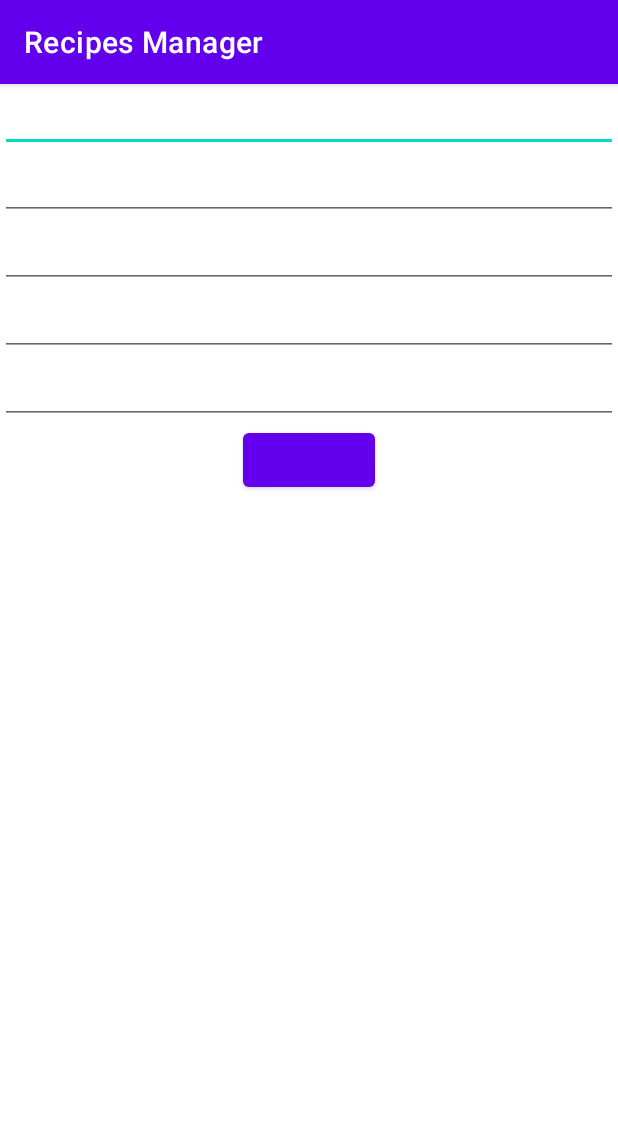
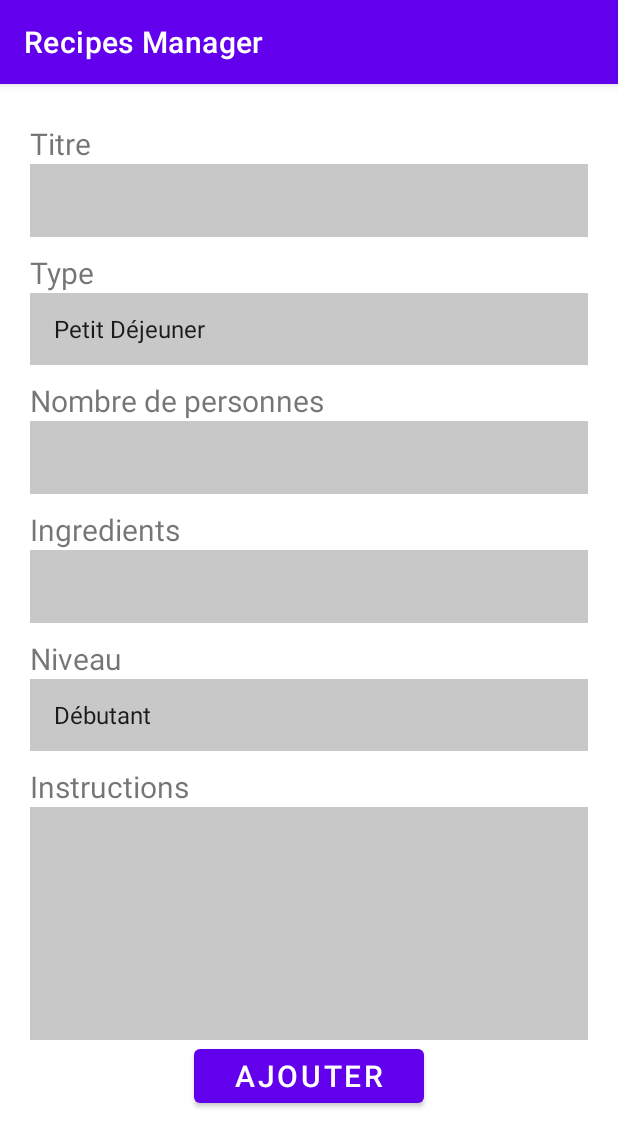
Before and after one commit to saidzak/RecipesManager, an Android app: the add screen opened directly, with no data from a screen before it, on a phone screen of 412 x 824 dp. Shown: the top 1147 px of the screen. Run offline under Robolectric (Android 15) with nearby library versions, the phone set to English and light mode, and no system bars.

Commit message:
db insert

```diff
--- a/app/src/main/java/com/example/recipesmanager/DB_Sqlite.java
+++ b/app/src/main/java/com/example/recipesmanager/DB_Sqlite.java
@@ -1,5 +1,6 @@
 package com.example.recipesmanager;
 
+import android.content.ContentValues;
 import android.content.Context;
 import android.database.sqlite.SQLiteDatabase;
 import android.database.sqlite.SQLiteOpenHelper;
@@ -25,4 +26,20 @@ public class DB_Sqlite extends SQLiteOpenHelper {
         db.execSQL("DROP TABLE IF EXISTS recette");
         onCreate(db);
     }
+
+    public boolean insertData(String titre, String type, int nbpersonnes, String niveau, String ingredients, String instruction){
+        SQLiteDatabase db = this.getWritableDatabase();
+        ContentValues contentValues = new ContentValues();
+        contentValues.put("titre",titre);
+        contentValues.put("type",type);
+        contentValues.put("nbpersonnes",nbpersonnes);
+        contentValues.put("niveau",niveau);
+        contentValues.put("ingredients",ingredients);
+        contentValues.put("instruction",instruction);
+        long result = db.insert("recette", null, contentValues);
+        if (result == -1)
+            return false;
+        else
+            return true;
+    }
 }
--- a/app/src/main/java/com/example/recipesmanager/MainActivity.java
+++ b/app/src/main/java/com/example/recipesmanager/MainActivity.java
@@ -46,7 +46,6 @@ public class MainActivity extends AppCompatActivity {
                 Intent myintent = new Intent(MainActivity.this,Details.class);
                 myintent.putExtra("titre",s);
                 startActivity(myintent);
-                finish();
 
             }
         });
@@ -55,7 +54,5 @@ public class MainActivity extends AppCompatActivity {
     public void btn_add(View view) {
         Intent myintent = new Intent(MainActivity.this,add.class);
         startActivity(myintent);
-        finish();
-
     }
 }
--- a/app/src/main/java/com/example/recipesmanager/add.java
+++ b/app/src/main/java/com/example/recipesmanager/add.java
@@ -3,12 +3,53 @@ package com.example.recipesmanager;
 import androidx.appcompat.app.AppCompatActivity;
 
 import android.os.Bundle;
+import android.view.View;
+import android.widget.ArrayAdapter;
+import android.widget.EditText;
+import android.widget.Spinner;
 
 public class add extends AppCompatActivity {
+
+    DB_Sqlite db = new DB_Sqlite(this);
+
+    EditText titre;
+    Spinner type;
+    EditText nbpersonnes;
+    EditText ingredient;
+    Spinner niveau;
+    EditText instruction;
+
 
     @Override
     protected void onCreate(Bundle savedInstanceState) {
         super.onCreate(savedInstanceState);
         setContentView(R.layout.activity_add);
+
+//Liste des types
+        Spinner mySpinner = (Spinner) findViewById(R.id.etype);
+        ArrayAdapter<String> myAdapter = new ArrayAdapter<String>(add.this,
+                android.R.layout.simple_list_item_1, getResources().getStringArray(R.array.types));
+        myAdapter.setDropDownViewResource(android.R.layout.simple_spinner_dropdown_item);
+        mySpinner.setAdapter(myAdapter);
+
+//        Liste des niveaux
+        Spinner mySpinner1 = (Spinner) findViewById(R.id.eniveau);
+        ArrayAdapter<String> myAdapter1 = new ArrayAdapter<String>(add.this,
+                android.R.layout.simple_list_item_1, getResources().getStringArray(R.array.niveaux));
+        myAdapter1.setDropDownViewResource(android.R.layout.simple_spinner_dropdown_item);
+        mySpinner1.setAdapter(myAdapter1);
+
+//        ---------------------- Initialisation -------------
+        titre = findViewById(R.id.etitre);
+        type = findViewById(R.id.etype);
+        nbpersonnes = findViewById(R.id.enbpersonnes);
+        ingredient = findViewById(R.id.eingredients);
+        niveau = findViewById(R.id.eniveau);
+        instruction = findViewById(R.id.einstruction);
+    }
+
+    public void tbn_ajouter(View view) {
+        db.insertData(titre.toString(),type.toString(), Integer.parseInt(nbpersonnes.toString()),ingredient.toString(),niveau.toString(),instruction.toString());
+
     }
 }
--- a/app/src/main/res/layout/activity_add.xml
+++ b/app/src/main/res/layout/activity_add.xml
@@ -2,40 +2,119 @@
 <LinearLayout xmlns:android="http://schemas.android.com/apk/res/android"
     xmlns:tools="http://schemas.android.com/tools"
     android:layout_width="match_parent"
-    android:layout_height="match_parent"
+    android:layout_height="wrap_content"
     android:orientation="vertical"
     tools:context=".add">
+
+    <ScrollView
+        android:layout_width="match_parent"
+        android:layout_height="wrap_content">
+
+    <LinearLayout
+        android:layout_width="match_parent"
+        android:layout_height="wrap_content"
+        android:layout_marginLeft="20dp"
+        android:layout_marginTop="16dp"
+        android:layout_marginRight="20dp"
+        android:orientation="vertical">
+
+
+
+            <TextView
+                android:layout_width="wrap_content"
+                android:layout_height="wrap_content"
+                android:layout_marginTop="10dp"
+                android:text="Titre"
+                android:textSize="20dp" />
 
             <EditText
                 android:id="@+id/etitre"
                 android:layout_width="match_parent"
-        android:layout_height="wrap_content" />
+                android:layout_height="wrap_content"
+                android:background="@color/cardview_shadow_start_color"
+                android:padding="12dp" />
 
-    <EditText
+            <TextView
+                android:layout_width="wrap_content"
+                android:layout_height="wrap_content"
+                android:layout_marginTop="10dp"
+                android:text="Type"
+                android:textSize="20dp" />
+
+            <Spinner
                 android:id="@+id/etype"
                 android:layout_width="match_parent"
-        android:layout_height="wrap_content" />
+                android:layout_height="wrap_content"
+                android:background="@color/cardview_shadow_start_color"></Spinner>
+
+            <TextView
+                android:layout_width="wrap_content"
+                android:layout_height="wrap_content"
+                android:layout_marginTop="10dp"
+                android:text="Nombre de personnes"
+                android:textSize="20dp" />
 
             <EditText
                 android:id="@+id/enbpersonnes"
                 android:layout_width="match_parent"
-        android:layout_height="wrap_content" />
+                android:layout_height="wrap_content"
+                android:background="@color/cardview_shadow_start_color"
+                android:inputType="number"
+                android:padding="12dp" />
+
+            <TextView
+                android:layout_width="wrap_content"
+                android:layout_height="wrap_content"
+                android:layout_marginTop="10dp"
+                android:text="Ingredients"
+                android:textSize="20dp" />
 
             <EditText
                 android:id="@+id/eingredients"
                 android:layout_width="match_parent"
-        android:layout_height="wrap_content" />
+                android:layout_height="wrap_content"
+                android:background="@color/cardview_shadow_start_color"
+                android:padding="12dp" />
+
+            <TextView
+                android:layout_width="wrap_content"
+                android:layout_height="wrap_content"
+                android:layout_marginTop="10dp"
+                android:text="Niveau"
+                android:textSize="20dp" />
+
+            <Spinner
+                android:id="@+id/eniveau"
+                android:layout_width="match_parent"
+                android:layout_height="wrap_content"
+                android:background="@color/cardview_shadow_start_color"></Spinner>
+
+            <TextView
+                android:layout_width="wrap_content"
+                android:layout_height="wrap_content"
+                android:layout_marginTop="10dp"
+                android:text="Instructions"
+                android:textSize="20dp" />
 
             <EditText
-        android:id="@+id/instruction"
+                android:id="@+id/einstruction"
                 android:layout_width="match_parent"
-        android:layout_height="wrap_content" />
+                android:layout_height="wrap_content"
+                android:height="155dp"
+                android:background="@color/cardview_shadow_start_color" />
 
             <Button
                 android:id="@+id/submit_add"
-        android:layout_width="wrap_content"
+                android:onClick="tbn_ajouter"
+                android:layout_width="153dp"
                 android:layout_height="wrap_content"
-        android:layout_gravity="center" />
+                android:layout_gravity="center"
+                android:text="Ajouter"
+                android:textSize="20dp"
+                android:layout_marginBottom="40dp"/>
 
 
     </LinearLayout>
+    </ScrollView>
+
+</LinearLayout>
--- a/app/src/main/res/values/strings.xml
+++ b/app/src/main/res/values/strings.xml
@@ -1,3 +1,17 @@
 <resources>
     <string name="app_name">Recipes Manager</string>
+
+    <string-array name="types" >
+        <item>Petit Déjeuner</item>
+        <item>Déjeuner</item>
+        <item>Diner</item>
+        <item>Collation</item>
+    </string-array>
+
+    <string-array name="niveaux" >
+        <item>Débutant</item>
+        <item>Intermédiaire</item>
+        <item>Avancé</item>
+    </string-array>
+
 </resources>
```
Lines whose indentation alone changed are shown as unchanged.
